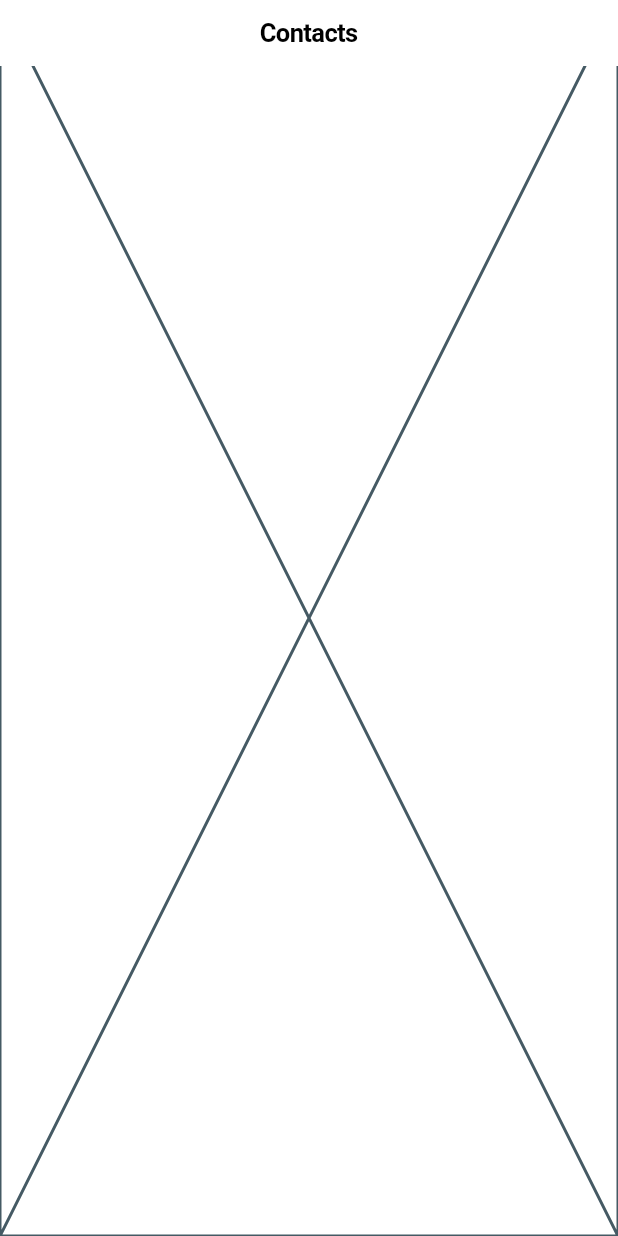
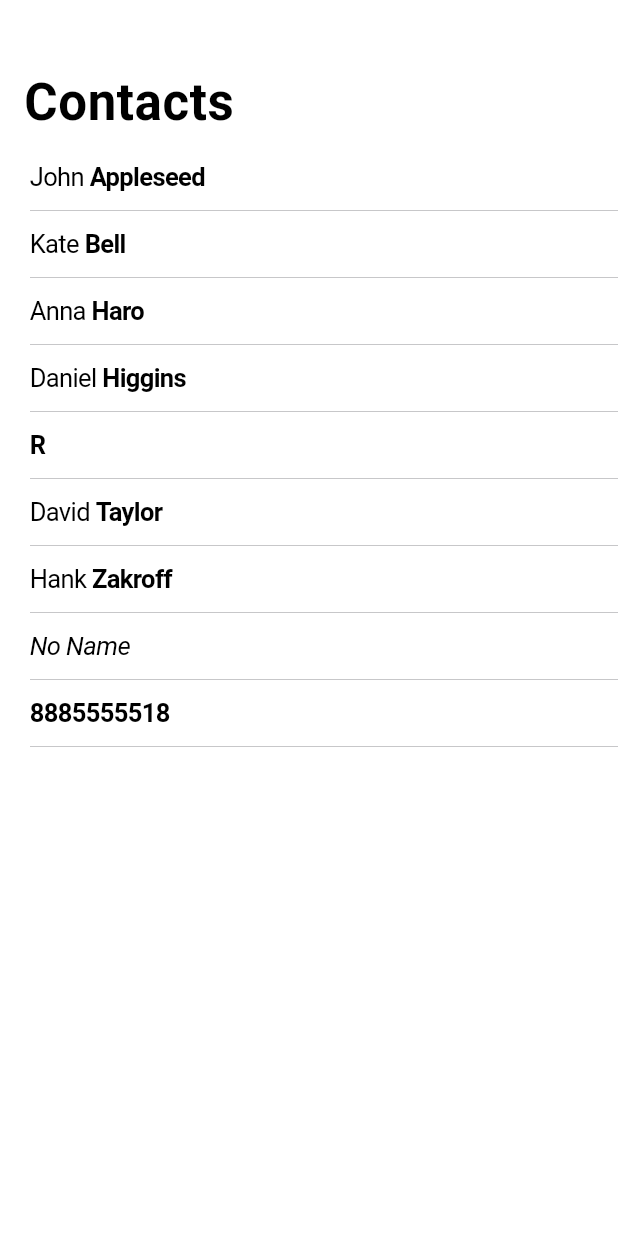
Before and after one commit to edwardnagy/contacts_app, a Flutter app: the screen it shows after launch, on a phone screen of 412 x 824 dp. Run offline on Flutter 3.47's test engine with Material 3 defaults, Android fonts, the phone set to English and light mode, and no system bars; our stand-ins replace go_router; generated files the repository leaves out were written again.

Commit message:
Add contact list items UI

```diff
--- a/lib/l10n/app_en.arb
+++ b/lib/l10n/app_en.arb
@@ -2,6 +2,10 @@
     "@@locale": "en",
     "contacts": "Contacts",
     "@contacts": {
-        "description": "The title of the contacts page"
+        "description": "The title of the contacts page."
+    },
+    "noName": "No Name",
+    "@noName": {
+        "description": "The name to display when the contact has no name."
     }
 }
--- /dev/null
+++ b/lib/model/contact_sort_field.dart
@@ -0,0 +1,6 @@
+/// The fields that can be used to sort a list of contacts.
+enum ContactSortField {
+  firstName,
+  lastName,
+  phoneNumber,
+}
--- /dev/null
+++ b/lib/model/contact_summary.dart
@@ -0,0 +1,19 @@
+import 'package:contacts_app/model/contact_sort_field.dart';
+import 'package:flutter/foundation.dart';
+
+@immutable
+class ContactSummary {
+  final String? firstName;
+  final String? lastName;
+  final String? phoneNumber;
+
+  /// The field used when this contact was sorted.
+  final ContactSortField? sortedField;
+
+  const ContactSummary({
+    required this.firstName,
+    required this.lastName,
+    required this.phoneNumber,
+    required this.sortedField,
+  });
+}
--- a/lib/screen/contact_list_screen.dart
+++ b/lib/screen/contact_list_screen.dart
@@ -1,4 +1,7 @@
 import 'package:contacts_app/l10n/app_localizations.dart';
+import 'package:contacts_app/model/contact_sort_field.dart';
+import 'package:contacts_app/model/contact_summary.dart';
+import 'package:contacts_app/shared/widgets/divider.dart';
 import 'package:flutter/cupertino.dart';
 
 class ContactListScreen extends StatelessWidget {
@@ -7,12 +10,142 @@ class ContactListScreen extends StatelessWidget {
   @override
   Widget build(BuildContext context) {
     return CupertinoPageScaffold(
-      navigationBar: CupertinoNavigationBar(
-        middle: Text(
-          AppLocalizations.of(context).contacts,
+      child: CustomScrollView(
+        slivers: <Widget>[
+          CupertinoSliverNavigationBar(
+            largeTitle: Text(
+              AppLocalizations.of(context).contacts,
+            ),
+            backgroundColor: CupertinoColors.systemBackground,
+          ),
+          SliverList(
+            delegate: SliverChildBuilderDelegate(
+              childCount: _mockContacts.length,
+              (context, index) {
+                final contact = _mockContacts[index];
+                return Column(
+                  children: [
+                    _contactListItem(context, contact),
+                    const Divider(),
+                  ],
+                );
+              },
+            ),
+          ),
+        ],
+      ),
+    );
+  }
+
+  Widget _contactListItem(BuildContext context, ContactSummary contact) {
+    final (firstName, lastName, phoneNumber) =
+        (contact.firstName, contact.lastName, contact.phoneNumber);
+    return CupertinoListTile(
+      title: Text.rich(
+        TextSpan(
+          children: [
+            // Display the contact's name if available.
+            if (firstName != null) ...[
+              TextSpan(
+                text: firstName,
+                style: TextStyle(
+                  fontWeight: contact.sortedField == ContactSortField.firstName
+                      ? FontWeight.bold
+                      : FontWeight.normal,
+                ),
+              ),
+            ],
+            if (lastName != null) ...[
+              if (contact.firstName != null) const TextSpan(text: ' '),
+              TextSpan(
+                text: lastName,
+                style: TextStyle(
+                  fontWeight: contact.sortedField == ContactSortField.lastName
+                      ? FontWeight.bold
+                      : FontWeight.normal,
+                ),
+              ),
+            ],
+            if (firstName == null && lastName == null) ...[
+              // Otherwise, display the phone number if available.
+              if (phoneNumber != null) ...[
+                TextSpan(
+                  text: phoneNumber,
+                  style: TextStyle(
+                    fontWeight:
+                        contact.sortedField == ContactSortField.phoneNumber
+                            ? FontWeight.bold
+                            : FontWeight.normal,
+                  ),
+                )
+              ] else ...[
+                // If the contact has no name or phone number, display a placeholder.
+                TextSpan(
+                  text: AppLocalizations.of(context).noName,
+                  style: const TextStyle(fontStyle: FontStyle.italic),
+                ),
+              ],
+            ],
+          ],
         ),
       ),
-      child: const Placeholder(),
     );
   }
 }
+
+const _mockContacts = [
+  ContactSummary(
+    firstName: "John",
+    lastName: "Appleseed",
+    phoneNumber: "8885555512",
+    sortedField: ContactSortField.lastName,
+  ),
+  ContactSummary(
+    firstName: "Kate",
+    lastName: "Bell",
+    phoneNumber: "8885555513",
+    sortedField: ContactSortField.lastName,
+  ),
+  ContactSummary(
+    firstName: "Anna",
+    lastName: "Haro",
+    phoneNumber: "8885555514",
+    sortedField: ContactSortField.lastName,
+  ),
+  ContactSummary(
+    firstName: "Daniel",
+    lastName: "Higgins",
+    phoneNumber: "8885555515",
+    sortedField: ContactSortField.lastName,
+  ),
+  ContactSummary(
+    firstName: "R",
+    lastName: null,
+    phoneNumber: null,
+    sortedField: ContactSortField.firstName,
+  ),
+  ContactSummary(
+    firstName: "David",
+    lastName: "Taylor",
+    phoneNumber: "8885555516",
+    sortedField: ContactSortField.lastName,
+  ),
+  ContactSummary(
+    firstName: "Hank",
+    lastName: "Zakroff",
+    phoneNumber: "8885555517",
+    sortedField: ContactSortField.lastName,
+  ),
+  ContactSummary(
+    firstName: null,
+    lastName: null,
+    phoneNumber: null,
+    sortedField: null,
+  ),
+  ContactSummary(
+    firstName: null,
+    lastName: null,
+    phoneNumber: "8885555518",
+    sortedField: ContactSortField.phoneNumber,
+  ),
+];
--- /dev/null
+++ b/lib/shared/constants/paddings.dart
@@ -0,0 +1,19 @@
+/// Padding values following the Material Design guidelines.
+/// `8.0` is the base padding value.
+///
+/// See: https://material.io/design/layout/spacing-methods.html#spacing
+class Paddings {
+  const Paddings._();
+
+  static const base = 8.0;
+
+  static const x0_25 = base / 4;
+  static const x0_5 = base / 2;
+  static const x1 = base;
+  static const x1_5 = base * 1.5;
+  static const x2 = base * 2;
+  static const x3 = base * 3;
+  static const x4 = base * 4;
+
+  static const firstKeyline = x2;
+}
--- /dev/null
+++ b/lib/shared/widgets/divider.dart
@@ -0,0 +1,22 @@
+import 'package:flutter/cupertino.dart';
+
+/// Built based on how the divider is implemented in [CupertinoListSection].
+class Divider extends StatelessWidget {
+  final double leadingIndent;
+
+  const Divider({
+    super.key,
+    this.leadingIndent = 20,
+  });
+
+  @override
+  Widget build(BuildContext context) {
+    final dividerHeight = 1.0 / MediaQuery.devicePixelRatioOf(context);
+
+    return Container(
+      margin: EdgeInsets.only(left: leadingIndent),
+      height: dividerHeight,
+      color: CupertinoColors.separator,
+    );
+  }
+}
```
